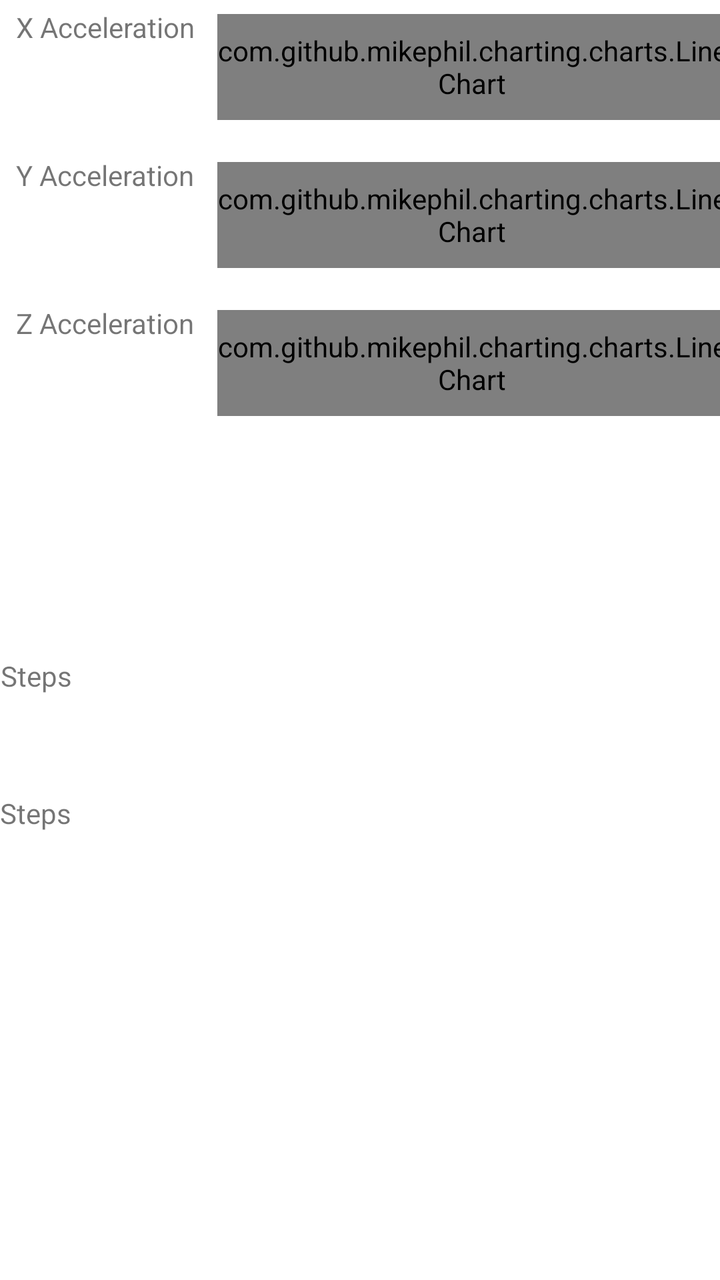
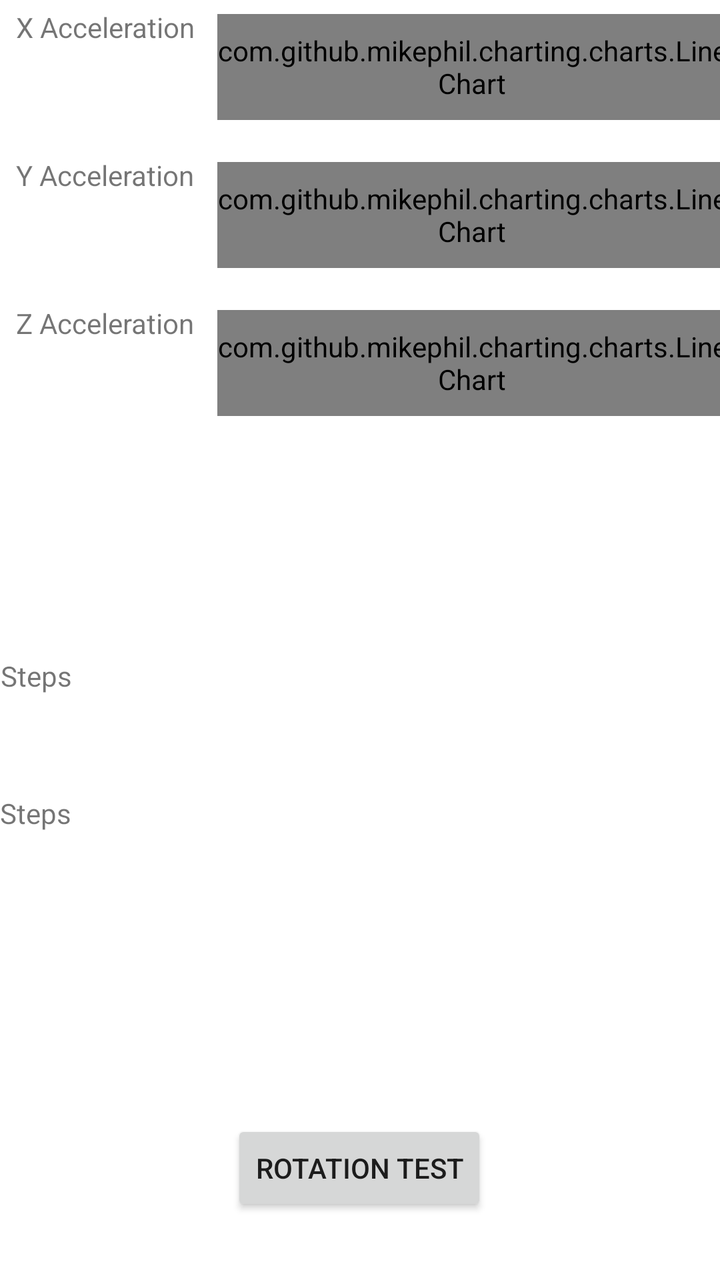

Screens rendered from an Android XML layout before and after an edit, with the pre-edit source and the edit as a unified diff.
<!-- AndroidManifest.xml: application theme Theme.InMotion -->
<!-- res/layout/activity_main.xml -->
<?xml version="1.0" encoding="utf-8"?>
<androidx.constraintlayout.widget.ConstraintLayout xmlns:android="http://schemas.android.com/apk/res/android"
    xmlns:app="http://schemas.android.com/apk/res-auto"
    xmlns:tools="http://schemas.android.com/tools"
    android:layout_width="match_parent"
    android:layout_height="match_parent"
    tools:context=".MainActivity">

    <TextView
        android:id="@+id/ViewSteps"
        android:layout_width="wrap_content"
        android:layout_height="wrap_content"
        android:text="Steps"
        app:layout_constraintBottom_toBottomOf="parent"
        app:layout_constraintEnd_toEndOf="parent"
        app:layout_constraintHorizontal_bias="0.001"
        app:layout_constraintStart_toStartOf="parent"
        app:layout_constraintTop_toTopOf="@+id/linearLayout3"
        app:layout_constraintVertical_bias="0.381" />

    <TextView
        android:id="@+id/ViewStepsDetector"
        android:layout_width="wrap_content"
        android:layout_height="wrap_content"
        android:text="Steps"
        app:layout_constraintBottom_toBottomOf="parent"
        app:layout_constraintEnd_toEndOf="parent"
        app:layout_constraintHorizontal_bias="0.0"
        app:layout_constraintStart_toStartOf="parent"
        app:layout_constraintTop_toBottomOf="@+id/ViewSteps"
        app:layout_constraintVertical_bias="0.181" />

    <androidx.constraintlayout.widget.ConstraintLayout
        android:id="@+id/linearLayout1"
        android:layout_width="match_parent"
        android:layout_height="66dp"
        android:orientation="horizontal"
        app:layout_constraintEnd_toEndOf="parent"
        app:layout_constraintStart_toStartOf="parent"
        app:layout_constraintTop_toTopOf="parent">

        <TextView
            android:id="@+id/ViewX"
            android:layout_width="102dp"
            android:layout_height="58dp"
            android:layout_marginStart="8dp"
            android:layout_marginTop="4dp"
            android:text="X Acceleration"
            app:layout_constraintStart_toStartOf="parent"
            app:layout_constraintTop_toTopOf="parent" />

        <com.github.mikephil.charting.charts.LineChart
            android:id="@+id/chartX"
            android:layout_width="255dp"
            android:layout_height="53dp"
            android:layout_marginStart="1dp"
            app:layout_constraintBottom_toBottomOf="parent"
            app:layout_constraintEnd_toEndOf="parent"
            app:layout_constraintHorizontal_bias="0.407"
            app:layout_constraintStart_toEndOf="@+id/ViewX"
            app:layout_constraintTop_toTopOf="parent"
            app:layout_constraintVertical_bias="0.538" />
    </androidx.constraintlayout.widget.ConstraintLayout>

    <androidx.constraintlayout.widget.ConstraintLayout
        android:id="@+id/linearLayout2"
        android:layout_width="match_parent"
        android:layout_height="66dp"
        android:layout_marginTop="8dp"
        android:orientation="horizontal"
        app:layout_constraintEnd_toEndOf="parent"
        app:layout_constraintStart_toStartOf="parent"
        app:layout_constraintTop_toBottomOf="@+id/linearLayout1">

        <TextView
            android:id="@+id/ViewY"
            android:layout_width="102dp"
            android:layout_height="57dp"
            android:layout_marginStart="8dp"
            android:layout_marginTop="4dp"
            android:text="Y Acceleration"
            app:layout_constraintStart_toStartOf="parent"
            app:layout_constraintTop_toTopOf="parent" />

        <com.github.mikephil.charting.charts.LineChart
            android:id="@+id/chartY"
            android:layout_width="255dp"
            android:layout_height="53dp"
            android:layout_marginStart="1dp"
            app:layout_constraintBottom_toBottomOf="parent"
            app:layout_constraintEnd_toEndOf="parent"
            app:layout_constraintHorizontal_bias="0.407"
            app:layout_constraintStart_toEndOf="@+id/ViewY"
            app:layout_constraintTop_toTopOf="parent"
            app:layout_constraintVertical_bias="0.538" />
    </androidx.constraintlayout.widget.ConstraintLayout>

    <androidx.constraintlayout.widget.ConstraintLayout
        android:id="@+id/linearLayout3"
        android:layout_width="match_parent"
        android:layout_height="66dp"
        android:layout_marginTop="8dp"
        android:orientation="horizontal"
        app:layout_constraintEnd_toEndOf="parent"
        app:layout_constraintStart_toStartOf="parent"
        app:layout_constraintTop_toBottomOf="@+id/linearLayout2">

        <TextView
            android:id="@+id/ViewZ"
            android:layout_width="102dp"
            android:layout_height="57dp"
            android:layout_marginStart="8dp"
            android:layout_marginTop="4dp"
            android:text="Z Acceleration"
            app:layout_constraintStart_toStartOf="parent"
            app:layout_constraintTop_toTopOf="parent" />

        <com.github.mikephil.charting.charts.LineChart
            android:id="@+id/chartZ"
            android:layout_width="255dp"
            android:layout_height="53dp"
            android:layout_marginStart="1dp"
            app:layout_constraintBottom_toBottomOf="parent"
            app:layout_constraintEnd_toEndOf="parent"
            app:layout_constraintHorizontal_bias="0.407"
            app:layout_constraintStart_toEndOf="@+id/ViewZ"
            app:layout_constraintTop_toTopOf="parent"
            app:layout_constraintVertical_bias="0.538" />
    </androidx.constraintlayout.widget.ConstraintLayout>

</androidx.constraintlayout.widget.ConstraintLayout>
<!-- resources referenced by this layout -->
<resources>
  <style name="Theme.InMotion" parent="Theme.MaterialComponents.DayNight.DarkActionBar">
          
          <item name="colorPrimary">@color/purple_500</item>
          <item name="colorPrimaryVariant">@color/purple_700</item>
          <item name="colorOnPrimary">@color/white</item>
          
          <item name="colorSecondary">@color/teal_200</item>
          <item name="colorSecondaryVariant">@color/teal_700</item>
          <item name="colorOnSecondary">@color/black</item>
          
          <item name="android:statusBarColor" tools:targetApi="l">?attr/colorPrimaryVariant</item>
          
      </style>
  <color name="purple_500">#FF6200EE</color>
  <color name="purple_700">#FF3700B3</color>
  <color name="white">#FFFFFFFF</color>
  <color name="teal_200">#FF03DAC5</color>
  <color name="teal_700">#FF018786</color>
  <color name="black">#FF000000</color>
</resources>

<!-- the commit's change to res/layout/activity_main.xml (unified diff, before → after) -->
@@ -128,4 +128,17 @@
             app:layout_constraintVertical_bias="0.538" />
     </androidx.constraintlayout.widget.ConstraintLayout>
 
+
+    <Button
+        android:id="@+id/rotationButton"
+        android:layout_width="wrap_content"
+        android:layout_height="wrap_content"
+        android:layout_marginBottom="32dp"
+        android:text="Rotation Test"
+        android:onClick="startRotationTest"
+        app:layout_constraintBottom_toBottomOf="parent"
+        app:layout_constraintEnd_toEndOf="parent"
+        app:layout_constraintHorizontal_bias="0.498"
+        app:layout_constraintStart_toStartOf="parent" />
+
 </androidx.constraintlayout.widget.ConstraintLayout>
